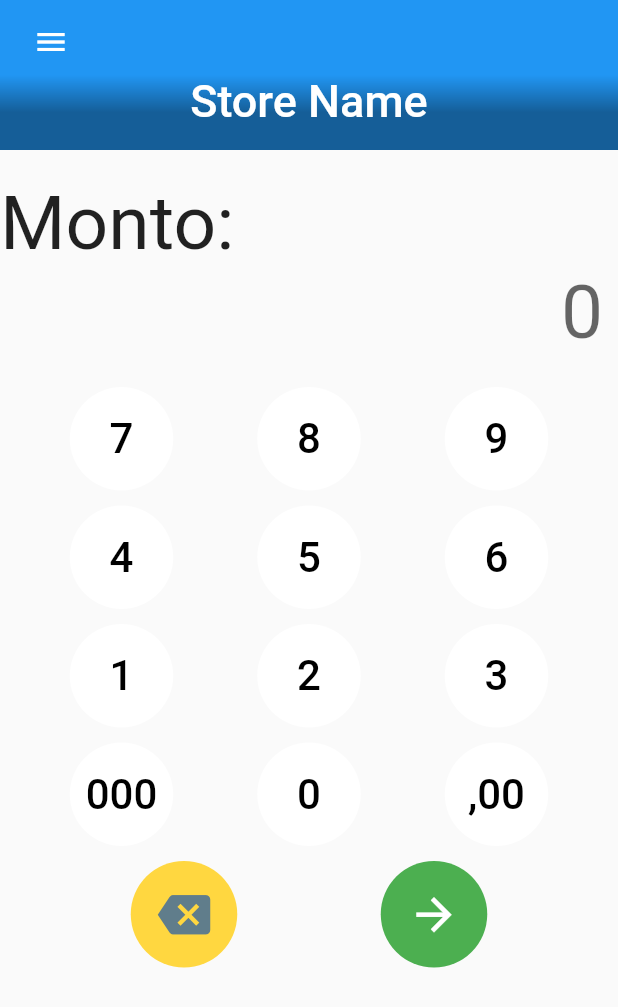
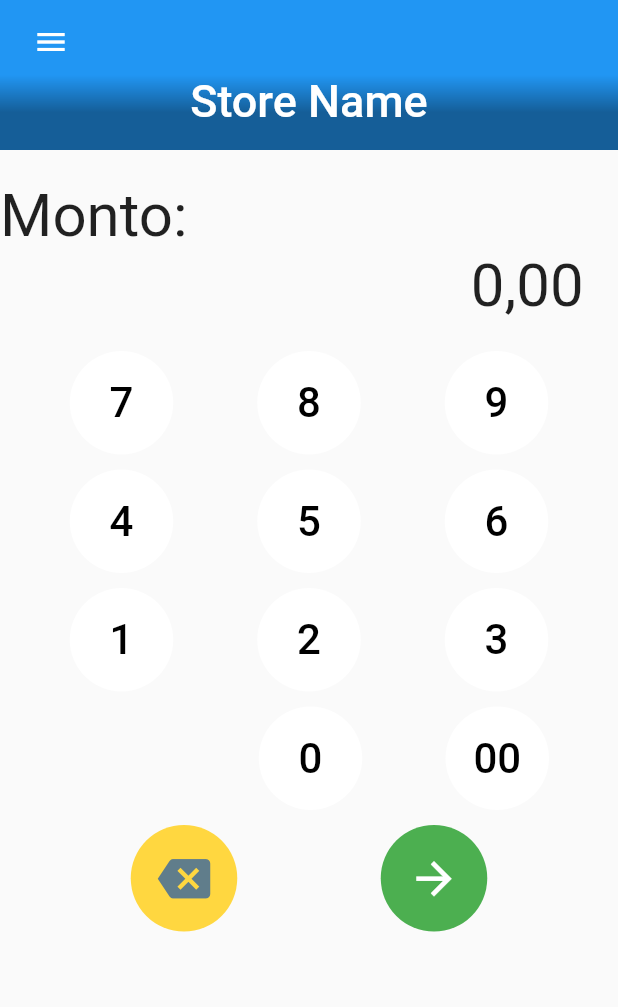
Before and after one commit to Juvenalhz/pos-flutter, a Flutter app: the screen it shows after launch, after a tap on the "backspace" icon, on a phone screen of 412 x 824 dp. Shown: the top 1007 px of the screen. Run offline on Flutter 3.47's test engine with Material 2 defaults, Android fonts, the phone set to English and light mode, and no system bars; our stand-ins replace flutter_masked_text; Roboto replaces fonts that are missing (RobotoMono).

Commit message:
adjust the amount formatting

```diff
--- a/lib/main.dart
+++ b/lib/main.dart
@@ -1,5 +1,6 @@
 import 'package:flutter/material.dart';
 import 'package:flutter_masked_text/flutter_masked_text.dart';
+import 'package:intl/intl.dart';
 
 void main() => runApp(MaterialApp(home: MyApp()));
 
@@ -11,7 +12,10 @@ class MyApp extends StatefulWidget {
 class _MyAppState extends State<MyApp> {
   double _hight;
   bool test = true;
-  var textControllerInput = new MaskedTextController(mask: '000.000.000,00');
+  String amount = '0';
+  var textControllerInput =  TextEditingController(text: '0,00');
+  var formatter = new NumberFormat.currency(locale: 'eu', symbol:' ', decimalDigits: 2);
+
 
   @override
   Widget build(BuildContext context) {
@@ -19,6 +23,7 @@ class _MyAppState extends State<MyApp> {
       _hight = 100.0;
     else
       _hight = 200.0;
+
 
     return Scaffold(
       body: CustomScrollView(
@@ -84,7 +89,7 @@ class _MyAppState extends State<MyApp> {
                           "Monto:",
                           textAlign: TextAlign.left,
                           style: TextStyle(
-                            fontSize: 50,
+                            fontSize: 40,
                             fontFamily: 'RobotoMono',
                           ),
                         )
@@ -96,11 +101,11 @@ class _MyAppState extends State<MyApp> {
                           decoration: new InputDecoration.collapsed(
                               hintText: "0",
                               hintStyle: TextStyle(
-                                fontSize: 50,
+                                fontSize: 40,
                                 fontFamily: 'RobotoMono',
                               )),
                           style: TextStyle(
-                            fontSize: 50,
+                            fontSize: 40,
                             fontFamily: 'RobotoMono',
                           ),
                           textAlign: TextAlign.right,
@@ -109,6 +114,7 @@ class _MyAppState extends State<MyApp> {
                               .requestFocus(new FocusNode()),
                         )),
                     SizedBox(height: 20.0),
+
                     Row(
                       mainAxisAlignment: MainAxisAlignment.spaceEvenly,
                       children: <Widget>[
@@ -136,7 +142,8 @@ class _MyAppState extends State<MyApp> {
                     Row(
                       mainAxisAlignment: MainAxisAlignment.spaceEvenly,
                       children: <Widget>[
-                        btn000(Colors.white),
+                        SizedBox(height: 20.0, width: 90.0,),
+                        //btn000(Colors.white),
                         btn('0', Colors.white),
                         btn00(Colors.white),
                       ],
@@ -172,7 +179,22 @@ class _MyAppState extends State<MyApp> {
         ),
         onPressed: () {
           setState(() {
-            textControllerInput.text = textControllerInput.text + btntext;
+            String formattedAmount;
+
+            if (amount.length < 15) {
+              amount = amount + btntext;
+
+              if (amount.length >= 2)
+                formattedAmount = amount.substring(0, amount.length - 2) + '.' +
+                    amount.substring(amount.length - 2);
+              else if (amount.length == 2)
+                formattedAmount = '0.' + amount;
+              else
+                formattedAmount = '0.0' + amount;
+
+              textControllerInput.text =
+                  formatter.format(double.parse(formattedAmount));
+            }
           });
         },
         color: btnColor,
@@ -183,37 +205,34 @@ class _MyAppState extends State<MyApp> {
     );
   }
 
-  Widget btnClear() {
-    return Container(
-      padding: EdgeInsets.only(bottom: 10.0),
-      child: FlatButton(
-        child: Icon(Icons.backspace, size: 35, color: Colors.blueGrey),
-        onPressed: () {
-          textControllerInput.text = (textControllerInput.text.length > 0)
-              ? (textControllerInput.text
-                  .substring(0, textControllerInput.text.length - 1))
-              : "";
-        },
-        color: Colors.amberAccent,
-        padding: EdgeInsets.all(18.0),
-        splashColor: Colors.black,
-        shape: CircleBorder(),
-      ),
-    );
-  }
 
   Widget btn00(Color btnColor) {
     return Container(
       padding: EdgeInsets.only(bottom: 10.0),
       child: FlatButton(
         child: Text(
-          ",00",
+          "00",
           style: TextStyle(
               fontSize: 28.0, color: Colors.black, fontFamily: 'RobotoMono'),
         ),
         onPressed: () {
           setState(() {
-            textControllerInput.text = textControllerInput.text + ",00";
+            String formattedAmount;
+
+            if (amount.length <= 13) {
+              amount = amount + '00';
+
+              if (amount.length >= 2)
+                formattedAmount = amount.substring(0, amount.length - 2) + '.' +
+                    amount.substring(amount.length - 2);
+              else if (amount.length == 2)
+                formattedAmount = '0.' + amount;
+              else
+                formattedAmount = '0.0' + amount;
+
+              textControllerInput.text =
+                  formatter.format(double.parse(formattedAmount));
+            }
           });
         },
         color: btnColor,
@@ -235,10 +254,54 @@ class _MyAppState extends State<MyApp> {
         ),
         onPressed: () {
           setState(() {
-            textControllerInput.text = textControllerInput.text + "000";
+            String formattedAmount;
+
+            if (amount.length <= 12) {
+              amount = amount + '000';
+
+              if (amount.length >= 2)
+                formattedAmount = amount.substring(0, amount.length - 2) + '.' +
+                    amount.substring(amount.length - 2);
+              else if (amount.length == 2)
+                formattedAmount = '0.' + amount;
+              else
+                formattedAmount = '0.0' + amount;
+
+              textControllerInput.text =
+                  formatter.format(double.parse(formattedAmount));
+            }
           });
         },
         color: btnColor,
+        padding: EdgeInsets.all(18.0),
+        splashColor: Colors.black,
+        shape: CircleBorder(),
+      ),
+    );
+  }
+
+  Widget btnClear() {
+    return Container(
+      padding: EdgeInsets.only(bottom: 10.0),
+      child: FlatButton(
+        child: Icon(Icons.backspace, size: 35, color: Colors.blueGrey),
+        onPressed: () {
+          String formattedAmount;
+
+          amount = (amount.length > 0)
+              ? (amount.substring(0, amount.length - 1))
+              : "";
+
+          if (amount.length >= 2)
+            formattedAmount = amount.substring(0, amount.length - 2) + '.' + amount.substring(amount.length - 2);
+          else if (amount.length == 2)
+            formattedAmount = '0.' + amount;
+          else
+            formattedAmount = '0.0' + amount;
+
+          textControllerInput.text = formatter.format( double.parse(formattedAmount));
+        },
+        color: Colors.amberAccent,
         padding: EdgeInsets.all(18.0),
         splashColor: Colors.black,
         shape: CircleBorder(),
--- a/pubspec.yaml
+++ b/pubspec.yaml
@@ -29,6 +29,7 @@ dependencies:
   # Use with the CupertinoIcons class for iOS style icons.
   cupertino_icons: ^0.1.3
   flutter_masked_text: ^0.8.0
+  intl: ^0.16.0
 
 dev_dependencies:
   flutter_test:
```
Also changed, not shown: pubspec.lock, 3 other files.
